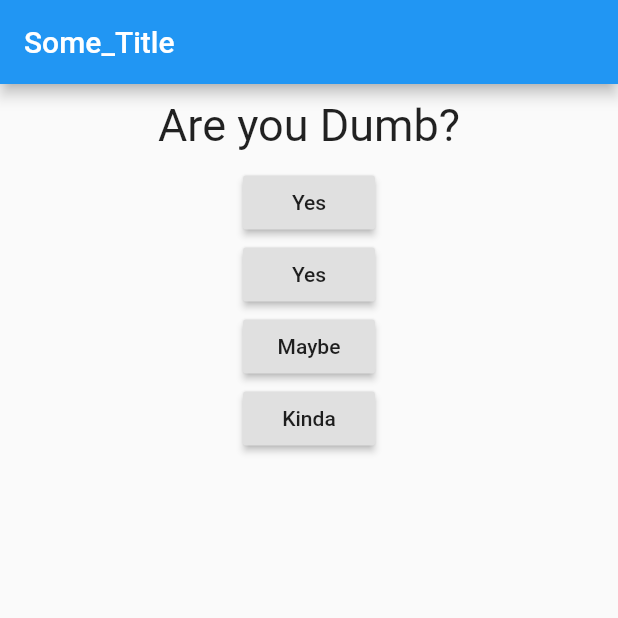
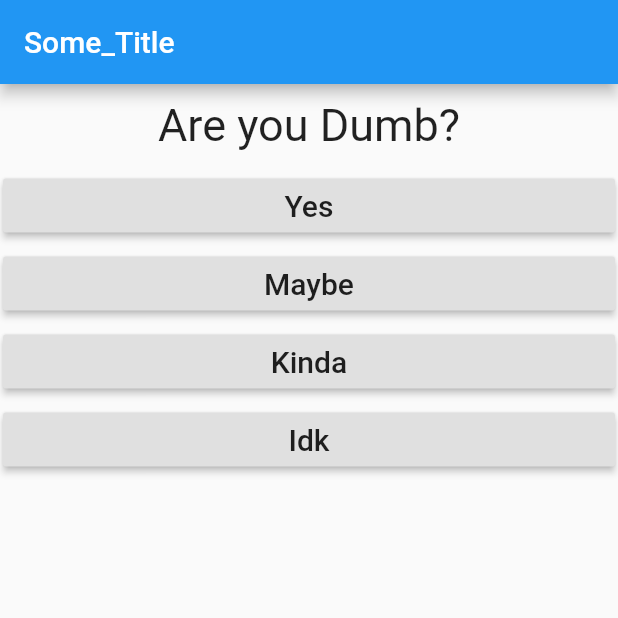
Before and after one commit to NEONSOLISALPHA/udemy-quiz-app, a Flutter app: the screen it shows after launch, on a phone screen of 412 x 824 dp, the top half of it. Run offline on Flutter 3.47's test engine with Material 2 defaults, Android fonts, the phone set to English and light mode, and no system bars.

Commit message:
added AnswerButton Widget in new answer_button.dart which determines styling for the answerbuttons and returns a styled container widget which contains a RaisedButton
Also updated main.dart to reflect changes such as changing the
RaisedButton to AnswerButton

```diff
--- /dev/null
+++ b/lib/answer_button.dart
@@ -0,0 +1,24 @@
+import 'package:flutter/material.dart';
+
+class AnswerButton extends StatelessWidget {
+  final String buttonText;
+  final Function onPressFunc;
+
+  AnswerButton(this.buttonText, this.onPressFunc);
+
+  @override
+  Widget build(BuildContext context) {
+    return Container(
+      width: double.infinity,
+      margin: EdgeInsets.all(2),
+      child: RaisedButton(
+        child: Text(
+          buttonText,
+          style: TextStyle(fontSize: 20),
+          textAlign: TextAlign.center,
+        ),
+        onPressed: onPressFunc,
+      ),
+    );
+  }
+}
--- a/lib/main.dart
+++ b/lib/main.dart
@@ -2,6 +2,7 @@ import 'package:flutter/cupertino.dart';
 import 'package:flutter/material.dart';
 
 import './question.dart';
+import './answer_button.dart';
 
 void main() => runApp(MyApp());
 
@@ -35,21 +36,21 @@ class _MyAppState extends State<MyApp> {
       ),
       body: Column(children: [
         Question(questions[_questionIndex]),
-        RaisedButton(
-          child: Text('Yes'),
-          onPressed: _answerQuestion,
+        AnswerButton(
+          'Yes',
+          _answerQuestion,
         ),
-        RaisedButton(
-          child: Text('Yes'),
-          onPressed: _answerQuestion,
+        AnswerButton(
+          'Maybe',
+          _answerQuestion,
         ),
-        RaisedButton(
-          child: Text('Maybe'),
-          onPressed: _answerQuestion,
+        AnswerButton(
+          'Kinda',
+          _answerQuestion,
         ),
-        RaisedButton(
-          child: Text('Kinda'),
-          onPressed: _answerQuestion,
+        AnswerButton(
+          'Idk',
+          _answerQuestion,
         ),
       ]),
     ));
```
